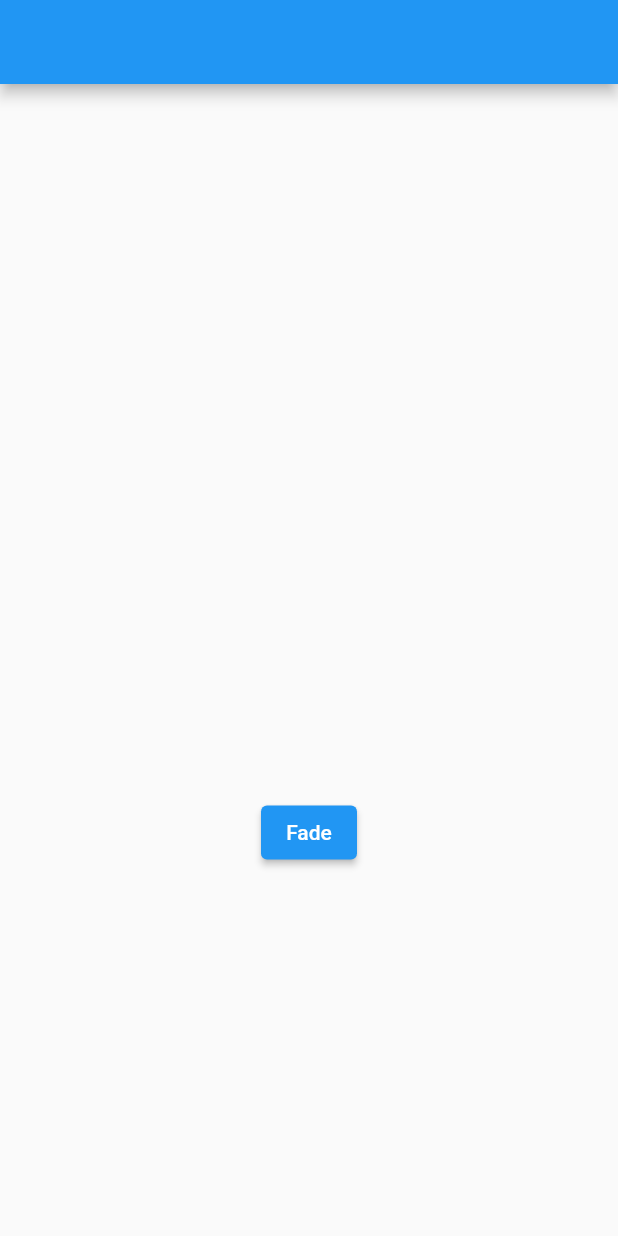
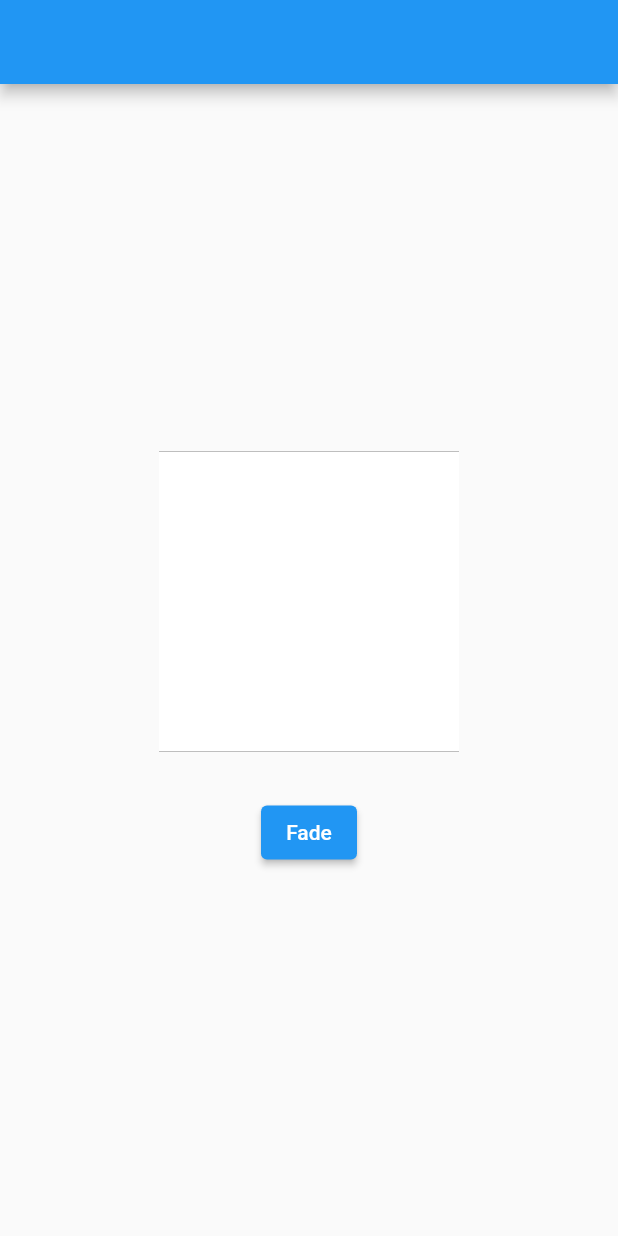
Before and after one commit to DaemonAssassin/built-in-explicit-animations-flutter, a Flutter app: the screen it shows after launch, on a phone screen of 412 x 824 dp. Run offline on Flutter 3.47's test engine with Material 2 defaults, Android fonts, the phone set to English and light mode, and no system bars.

Commit message:
Learned DecoratedBoxTransition

```diff
--- a/lib/main.dart
+++ b/lib/main.dart
@@ -1,4 +1,4 @@
-import 'package:builtin_explicit_animations/transitions_widgets/fade_transition.dart';
+import 'package:builtin_explicit_animations/transitions_widgets/decorated_box_transition.dart';
 import 'package:flutter/material.dart';
 
 void main(List<String> args) {
@@ -13,7 +13,7 @@ class MyApp extends StatelessWidget {
     return MaterialApp(
       home: Scaffold(
         appBar: AppBar(),
-        body: const MyFadeTransition(),
+        body: const MyDecoratedBoxTransition(),
       ),
     );
   }
--- /dev/null
+++ b/lib/transitions_widgets/decorated_box_transition.dart
@@ -0,0 +1,73 @@
+import 'package:flutter/material.dart';
+
+import '../utils/helper_widgets.dart';
+
+class MyDecoratedBoxTransition extends StatefulWidget {
+  const MyDecoratedBoxTransition({Key? key}) : super(key: key);
+
+  @override
+  State<MyDecoratedBoxTransition> createState() =>
+      _MyDecoratedBoxTransitionState();
+}
+
+class _MyDecoratedBoxTransitionState extends State<MyDecoratedBoxTransition>
+    with SingleTickerProviderStateMixin {
+  late AnimationController _controller;
+  late Animation<Decoration> _animation;
+
+  @override
+  void initState() {
+    super.initState();
+    _controller = AnimationController(
+      vsync: this,
+      duration: const Duration(seconds: 2),
+    );
+    _animation = _getTween().animate(_controller);
+  }
+
+  @override
+  void dispose() {
+    _controller.dispose();
+    super.dispose();
+  }
+
+  @override
+  Widget build(BuildContext context) {
+    return Center(
+      child: Column(
+        mainAxisAlignment: MainAxisAlignment.center,
+        children: [
+          DecoratedBoxTransition(
+            decoration: _animation,
+            child: _buildChild(),
+          ),
+          addVerticalSpace(30),
+          buildButton(
+            'Fade',
+            () {
+              _controller.forward();
+            },
+          ),
+        ],
+      ),
+    );
+  }
+
+  Widget _buildChild() => Container(
+        width: 200.0,
+        height: 200.0,
+        color: Colors.white,
+      );
+
+  Tween<Decoration> _getTween() {
+    return DecorationTween(
+      begin: BoxDecoration(
+        border: Border.all(),
+      ),
+      end: const BoxDecoration(
+        borderRadius: BorderRadius.zero,
+        boxShadow: [BoxShadow(color: Colors.black, offset: Offset(3, 3))],
+      ),
+    );
+  }
+}
```
